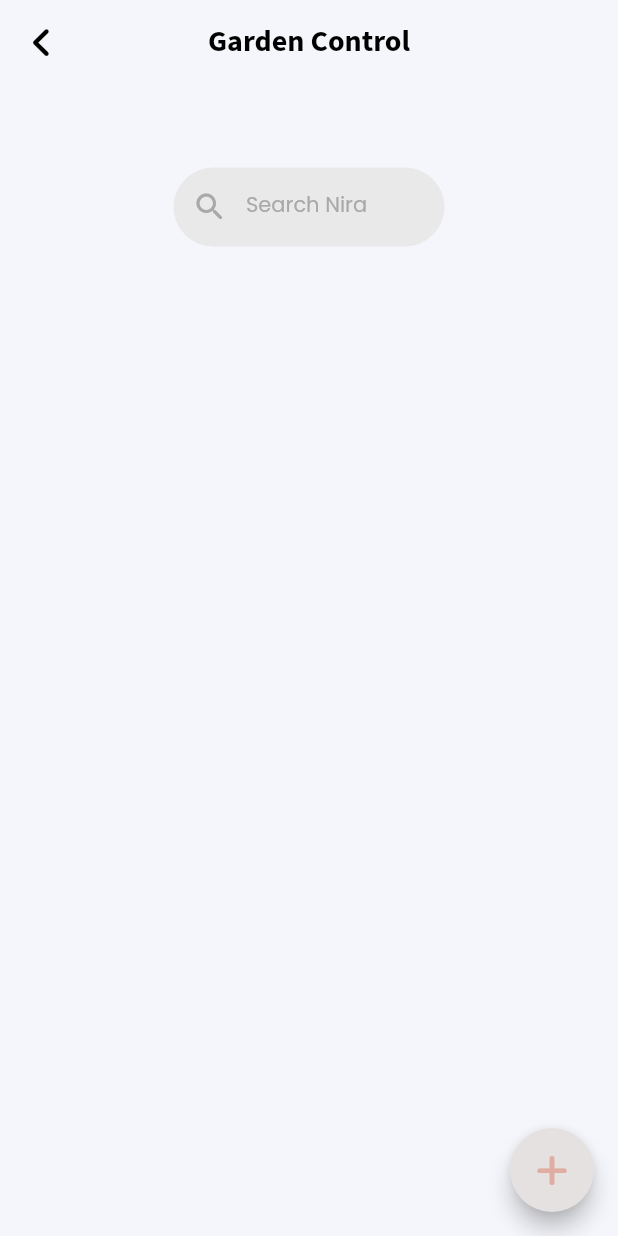
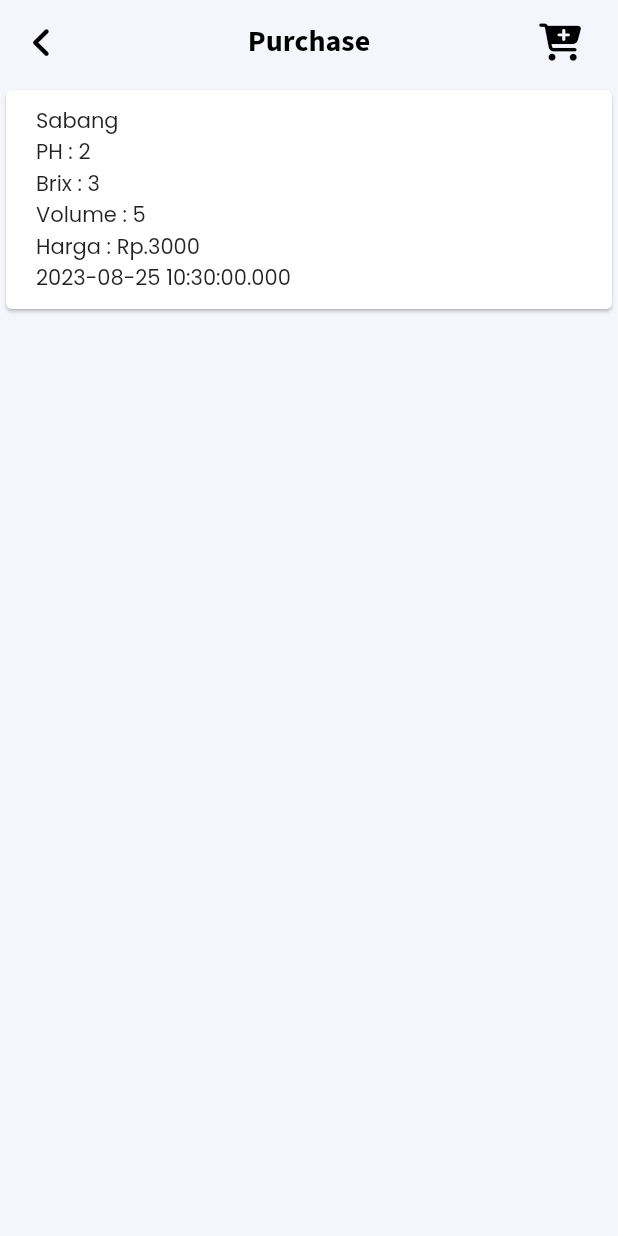
Before and after one commit to arcelzi/sabang, a Flutter app: the Purchase screen opened directly, on a phone screen of 412 x 824 dp. Run offline on Flutter 3.47's test engine with Material 2 defaults, Android fonts, the phone set to English and light mode, and no system bars; our stand-ins replace font_awesome_flutter, google_fonts.

Commit message:
list purchase and fix

```diff
--- /dev/null
+++ b/lib/menu/list/listpurchase.dart
@@ -0,0 +1,20 @@
+
+
+class Purchases {
+  final int id;
+  final String tappers;
+  final int ph;
+  final int brix;
+  final int volume;
+  final int harga;
+  final DateTime date;
+
+  Purchases(
+      {required this.id,
+      required this.tappers,
+      required this.ph,
+      required this.brix,
+      required this.volume,
+      required this.harga,
+      required this.date});
+}
--- a/lib/menu/purchase.dart
+++ b/lib/menu/purchase.dart
@@ -2,6 +2,7 @@ import 'package:flutter/material.dart';
 import 'package:google_fonts/google_fonts.dart';
 import 'package:font_awesome_flutter/font_awesome_flutter.dart';
 import 'package:sabang/menu/addpurchase.dart';
+import '../menu/list/listpurchase.dart';
 
 class Purchase extends StatefulWidget {
   const Purchase({super.key});
@@ -12,18 +13,44 @@ class Purchase extends StatefulWidget {
 
 class _PurchaseState extends State<Purchase> {
   final String FontPoppins = 'FontPoppins';
+  final List<Purchases> purchases = [
+    Purchases(
+        id: 1,
+        tappers: 'Sabang',
+        ph: 2,
+        brix: 3,
+        volume: 5,
+        harga: 3000,
+        date: DateTime.now())
+  ];
   @override
   Widget build(BuildContext context) {
     return Scaffold(
         backgroundColor: Color(0xFFF5F6FB),
         appBar: AppBar(
+          actions: [
+            Container(
+              width: 80,
+              child: IconButton(
+                onPressed: () {
+                  Navigator.push(context,
+                      MaterialPageRoute(builder: ((context) => AddPurchase())));
+                },
+                icon: Icon(FontAwesomeIcons.cartPlus, color: Colors.black, size: 25, ),
+                tooltip: "Add Purchase",
+
+              ),
+            )
+          ],
           title: Text(
-          "Garden Control",
+            "Purchase",
             style: GoogleFonts.sourceSansPro(
                 fontSize: 20, color: Colors.black, fontWeight: FontWeight.bold),
           ),
           leading: IconButton(
-            onPressed: () {},
+              onPressed: () {
+                Navigator.pop(context);
+              },
               icon: Icon(
                 FontAwesomeIcons.angleLeft,
                 color: Colors.black,
@@ -32,49 +59,32 @@ class _PurchaseState extends State<Purchase> {
           elevation: 0,
           centerTitle: true,
         ),
-      body: Padding(
-        padding: EdgeInsets.only(top: 56, left: 16, right: 16),
-        child: Container(
-          margin: EdgeInsets.symmetric(horizontal: 100),
-          height: 52,
-          width: 309,
-          child: GestureDetector(
-            onTap: () => FocusManager.instance.primaryFocus?.unfocus(),
-            child: TextFormField(
-              decoration: InputDecoration(
-                prefixIcon: Icon(
-                  Icons.search_rounded,
-                  color: Color(0xFFA9A9A9),
+        body: ListView(
+          children: purchases.map((pu) {
+            return Card(
+              child: Padding(
+                padding: EdgeInsets.all(10),
+                child: Row(
+                  children: [
+                    SizedBox(
+                      width: 10,
                     ),
-                filled: true,
-                fillColor: Color(0xFFE9E9E9),
-                hintText: 'Search Nira',
-                hintStyle: TextStyle(
-                    fontFamily: FontPoppins,
-                    fontSize: 14,
-                    color: Color(0xFFA9A9A9)),
-                focusedBorder: OutlineInputBorder(
-                  borderRadius: BorderRadius.circular(30),
-                  borderSide: BorderSide(color: Color(0xFFE9E9E9), width: 0),
-                ),
-                enabledBorder: OutlineInputBorder(
-                    borderRadius: BorderRadius.circular(30),
-                    borderSide: BorderSide(color: Color(0xFFE9E9E9), width: 0)),
+                    Column(
+                      crossAxisAlignment: CrossAxisAlignment.start,
+                      children: [
+                        Text(pu.tappers),
+                        Text('PH : ' + pu.ph.toString()),
+                        Text('Brix : ' + pu.brix.toString()),
+                        Text('Volume : ' + pu.volume.toString()),
+                        Text('Harga : Rp.' + pu.harga.toString()),
+                        Text(pu.date.toString())
+                      ],
+                    )
+                  ],
                 ),
               ),
-          ),
-        ),
-         ),
-         floatingActionButton: FloatingActionButton(
-        onPressed: () {
-          Navigator.push(
-              context, MaterialPageRoute(builder: ((context) => AddPurchase ())));
-        },
-        backgroundColor: Color(0xFFE5E1E1),
-        child: Icon(FontAwesomeIcons.plus),
-        tooltip: 'Add Nira',
-        foregroundColor: Color(0xFFE0ADA2),
-         ),
             );
+          }).toList(),
+        ));
   }
 }
```
Lines whose indentation alone changed are shown as unchanged.
